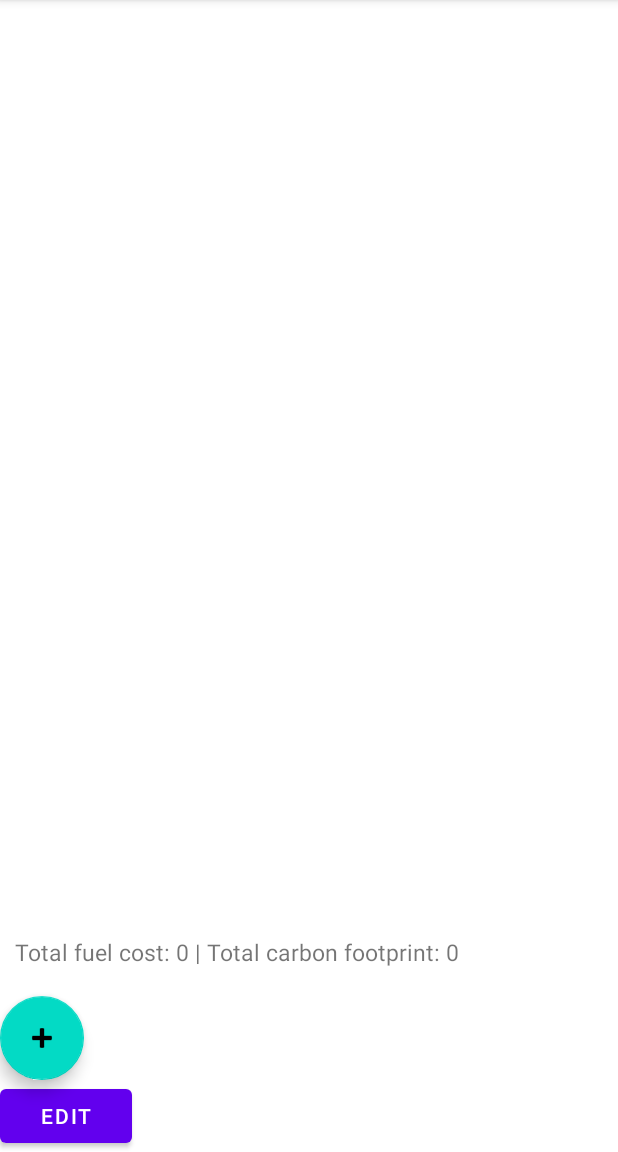
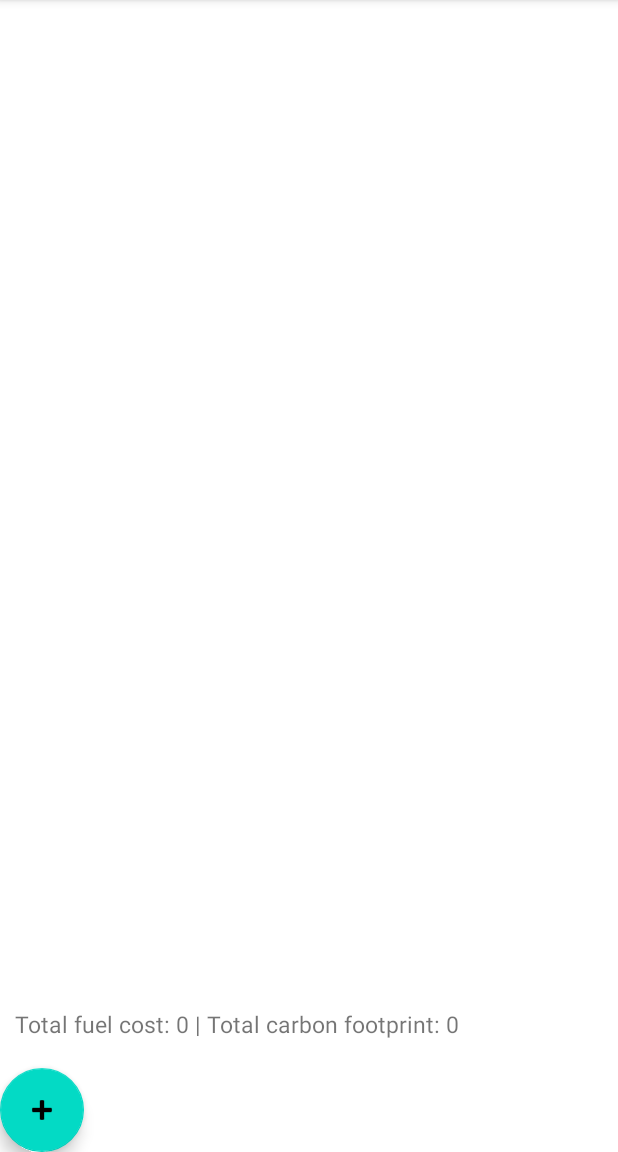
Before and after one commit to zijing8/CMPUT301-A1, an Android app: the screen it shows after launch (MainActivity), on a phone screen of 412 x 824 dp, the part 84-1236 px from its top. Run offline under Robolectric (Android 15) with nearby library versions, the phone set to English and light mode, and no system bars.

Commit message:
finished Assignment

```diff
--- a/MyCarFootprint/app/src/main/java/com/example/mycarfootprint/AddStationFragment.java
+++ b/MyCarFootprint/app/src/main/java/com/example/mycarfootprint/AddStationFragment.java
@@ -66,6 +66,7 @@ public class AddStationFragment extends DialogFragment {
                         int amountPlace = parseInt(editAmountPlace.getText().toString());
                         double pricePlace = Double.parseDouble(editPricePlace.getText().toString());
                         listener.addStation(new Station(stationName, datePlace, typeName, amountPlace, pricePlace));
+                        MainActivity.getInstance().setText();
                     })
                     .create();
     }
--- a/MyCarFootprint/app/src/main/res/layout/activity_main.xml
+++ b/MyCarFootprint/app/src/main/res/layout/activity_main.xml
@@ -28,11 +28,7 @@
         android:clickable="true"
         app:srcCompat="@android:drawable/ic_input_add" />
 
-    <Button
-        android:id="@+id/button_edit_station"
-        android:layout_width="wrap_content"
-        android:layout_height="wrap_content"
-        android:text="Edit"/>
+
 
 
 
```
Also changed, not shown: MyCarFootprint/app/src/main/java/com/example/mycarfootprint/MainActivity.java (+31 -39 lines).
